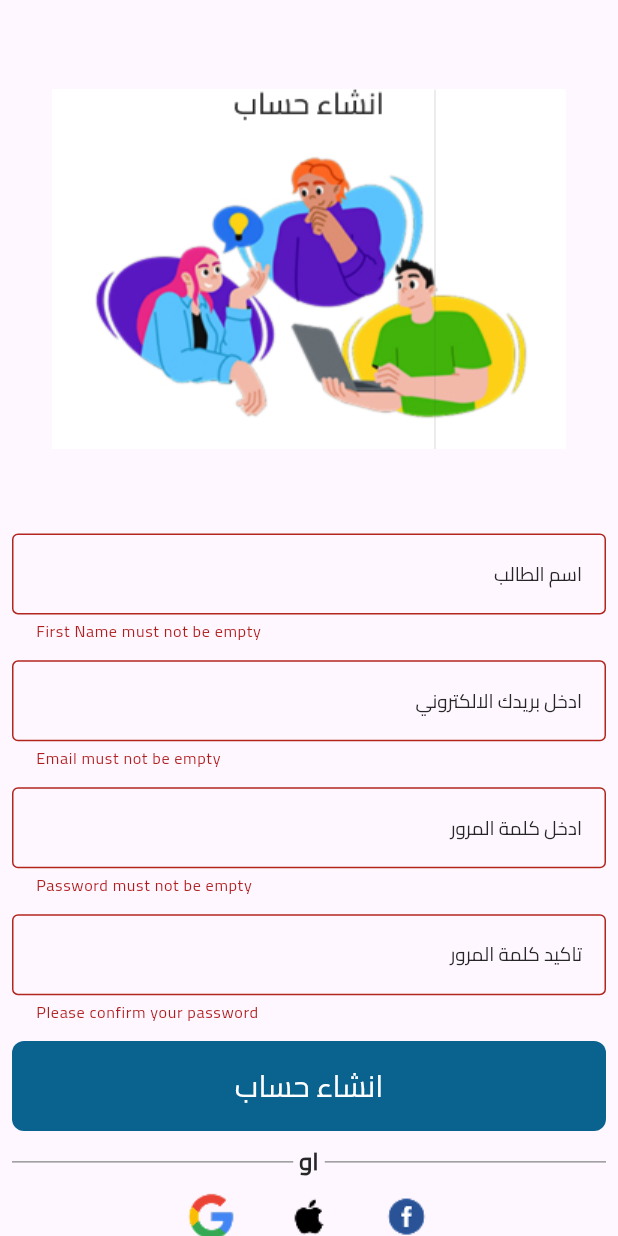
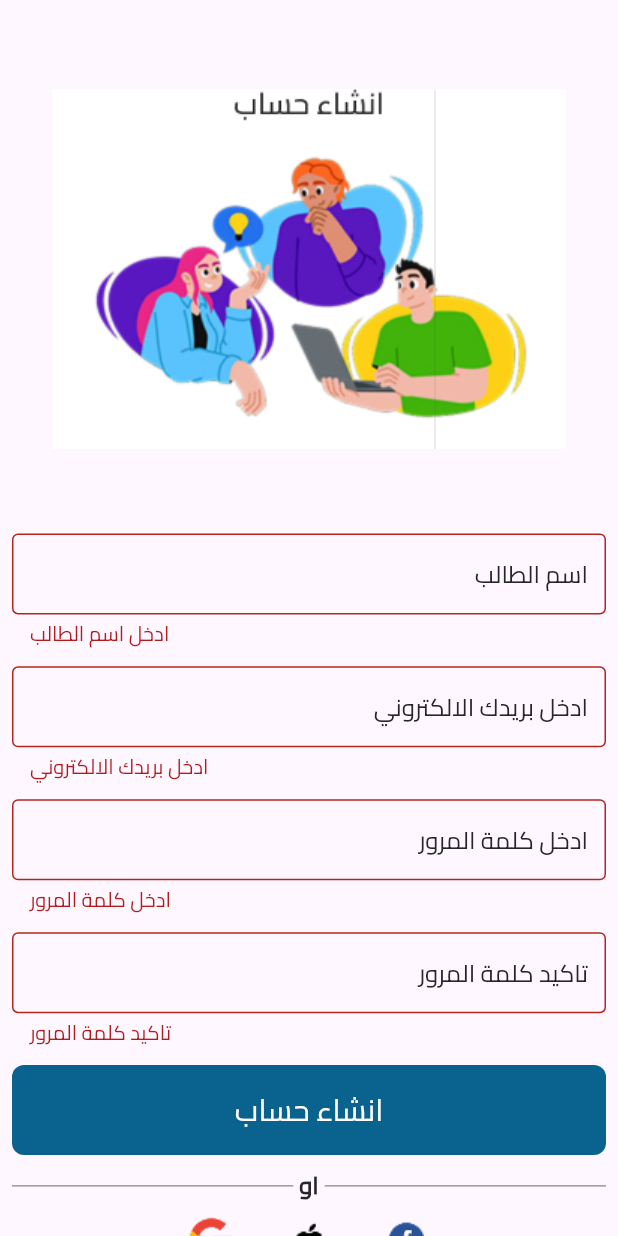
Before and after one commit to Ibrahim8545/Future_Coders, a Flutter app: the SignUpScreen screen opened by its route, after a tap on "انشاء حساب", on a phone screen of 412 x 824 dp. Run offline on Flutter 3.47's test engine with Material 3 defaults, Android fonts, the phone set to English and light mode, and no system bars; our stand-ins replace bloc, buttons_tabbar, dartz, dio, equatable, flutter_bloc and 10 more; missing offline and left inert: flutter_stripe, gotrue; accounts and stored records are empty.

Commit message:
refactoring code.

```diff
--- a/lib/features/auth/data/login_imp.dart
+++ b/lib/features/auth/data/login_imp.dart
@@ -17,7 +17,7 @@ class AuthLoginRepositoryImpl implements AuthRepository {
     } on AuthException catch (e) {
       return Future.error(e.message);
     } catch (e) {
-      return Future.error("Unknown error");
+      return Future.error("user not found");
     }
   }
 }
--- a/lib/features/auth/prestation/screens/signup_screen.dart
+++ b/lib/features/auth/prestation/screens/signup_screen.dart
@@ -41,7 +41,17 @@ class SignUpScreen extends StatelessWidget {
               ScaffoldMessenger.of(context).showSnackBar(
                   const SnackBar(content: Text('تم إنشاء الحساب بنجاح')));
               Navigator.pushNamed(context, Routes.signIn);
-            } else if (state is AuthError) {
+            }else if(state is AuthLoading){
+              showDialog(context: context, builder: (context) {
+                return Row(
+                  children: [
+                    CircularProgressIndicator(color: ColorManager.primary700,),
+                    Text("Loading...",style: getMediumStyle(color: ColorManager.black500),)
+                  ],
+                );
+              },);
+            }
+            else if (state is AuthError) {
               ScaffoldMessenger.of(context)
                   .showSnackBar(SnackBar(content: Text(state.message)));
             }
@@ -63,7 +73,7 @@ class SignUpScreen extends StatelessWidget {
                       text: 'First Name must not be empty',
                       validator: (value) {
                         if (value == null || value.isEmpty) {
-                          return 'First Name must not be empty';
+                          return 'ادخل اسم الطالب';
                         }
                         return null;
                       },
@@ -75,11 +85,11 @@ class SignUpScreen extends StatelessWidget {
                       text: 'Email must not be empty',
                       validator: (value) {
                         if (value == null || value.isEmpty) {
-                          return 'Email must not be empty';
+                          return 'ادخل بريدك الالكتروني';
                         }
                         if (!RegExp(r'^[\w-\.]+@([\w-]+\.)+[\w-]{2,4}$')
                             .hasMatch(value)) {
-                          return 'Please enter a valid email';
+                          return 'ادخل بريدك الالكتروني صالح';
                         }
                         return null;
                       },
@@ -92,10 +102,10 @@ class SignUpScreen extends StatelessWidget {
                       obscureText: true,
                       validator: (value) {
                         if (value == null || value.isEmpty) {
-                          return 'Password must not be empty';
+                          return 'ادخل كلمة المرور';
                         }
                         if (value.length < 6) {
-                          return 'Password should be at least 6 characters';
+                          return 'كلمه المرور لا يجب ان تقل عن 6 احرف';
                         }
                         return null;
                       },
@@ -108,10 +118,10 @@ class SignUpScreen extends StatelessWidget {
                       obscureText: true,
                       validator: (value) {
                         if (value == null || value.isEmpty) {
-                          return 'Please confirm your password';
+                          return 'تاكيد كلمة المرور';
                         }
                         if (value != passwordController.text) {
-                          return 'Passwords do not match';
+                          return 'كلمه المرور لا تتطابق';
                         }
                         return null;
                       },
@@ -162,7 +172,6 @@ class SignUpScreen extends StatelessWidget {
                       children: [
                         InkWell(
                           onTap: () {
-                            // Implement Google Sign-In
                             if (state is! AuthLoading) {
                               context.read<AuthCubit>().signInWithGoogle();
                             }
@@ -171,9 +180,7 @@ class SignUpScreen extends StatelessWidget {
                         ),
                         SizedBox(width: 32.w),
                         InkWell(
-                          onTap: () {
-                            // Implement Apple Sign-In (not included in this implementation)
-                          },
+                          onTap: () {},
                           child: Image.asset('assets/images/apple.png'),
                         ),
                         SizedBox(width: 32.w),
@@ -188,6 +195,7 @@ class SignUpScreen extends StatelessWidget {
                         ),
                       ],
                     ),
+                    const SizedBox(height: 15),
                     Row(
                       mainAxisAlignment: MainAxisAlignment.center,
                       children: [
@@ -206,7 +214,7 @@ class SignUpScreen extends StatelessWidget {
                           style: getBoldStyle(
                               color: ColorManager.black500, fontSize: 16),
                         ),
-                        const SizedBox(width: 10),
+                        const SizedBox(width: 20),
                       ],
                     ),
                   ],
--- a/lib/features/auth/prestation/widget/custom_textfield.dart
+++ b/lib/features/auth/prestation/widget/custom_textfield.dart
@@ -31,6 +31,8 @@ class CustomTextField extends StatelessWidget {
   @override
   Widget build(BuildContext context) {
     return TextFormField(
+      clipBehavior: Clip.none,
+      obscuringCharacter: "*",
       textDirection: TextDirection.rtl,
       maxLines: maxLines,
       obscureText: obscureText!,
@@ -38,10 +40,10 @@ class CustomTextField extends StatelessWidget {
       keyboardType: keyboardType,
       validator: validator,
       decoration: InputDecoration(
-        errorStyle: getMediumStyle(color: ColorManager.red600,fontSize: 12.sp),
+        errorStyle: getMediumStyle(color: ColorManager.red600,fontSize: 15.sp),
         hintTextDirection: TextDirection.rtl,
         hintText: hintText,
-        hintStyle: getMediumStyle(color: ColorManager.grey1, fontSize: 16.sp),
+        hintStyle: getMediumStyle(color: ColorManager.grey1, fontSize: 18.sp),
         prefixIcon: prefixIcon,
         suffixIcon: suffixIcon,
         label: Align(
@@ -49,25 +51,28 @@ class CustomTextField extends StatelessWidget {
           child: Text(
             '$hint',
             style:
-                getMediumStyle(color: ColorManager.black500, fontSize: 14.sp),
+                getMediumStyle(color: ColorManager.black500, fontSize: 18.sp),
           ),
         ),
-        labelStyle: const TextStyle(color: Color(0xff999999), fontSize: 16.0),
+        labelStyle: getMediumStyle(color: ColorManager.black500,fontSize:16.sp ),
         border: OutlineInputBorder(
+          gapPadding: 0,
           borderSide: BorderSide(
             color: ColorManager.primary700,
-            width: 2
+            width: 2.3
           )
         ),
         enabledBorder: const OutlineInputBorder(
+          gapPadding: 0,
           borderSide: BorderSide(
-            width: 2,
+            width: 2.3,
             color: Color(0xff0A638F),
           ),
         ),
         focusedBorder: const OutlineInputBorder(
+          gapPadding: 0,
           borderSide: BorderSide(
-            width: 2,
+            width: 2.3,
             strokeAlign: BorderSide.strokeAlignCenter,
             color: Color(0xff0A638F),
           ),
--- a/lib/features/splash/presentation/view/splash_view.dart
+++ b/lib/features/splash/presentation/view/splash_view.dart
@@ -42,6 +42,7 @@ class _SplashViewState extends State<SplashView> with TickerProviderStateMixin {
     vsync: this,
   )..repeat(
       reverse: true,
+    count: 2
     );
   late final Animation<Offset> _offsetAnimation = Tween<Offset>(
     begin: Offset.zero,
```
Also changed, not shown: lib/features/auth/data/repo_imp/signup_repo_imp.dart (+0 -7 lines), lib/features/auth/prestation/manager/cubit/signup_bloc_cubit.dart (+3 -14 lines), lib/features/auth/prestation/screens/login_screen.dart (+9 -5 lines).
